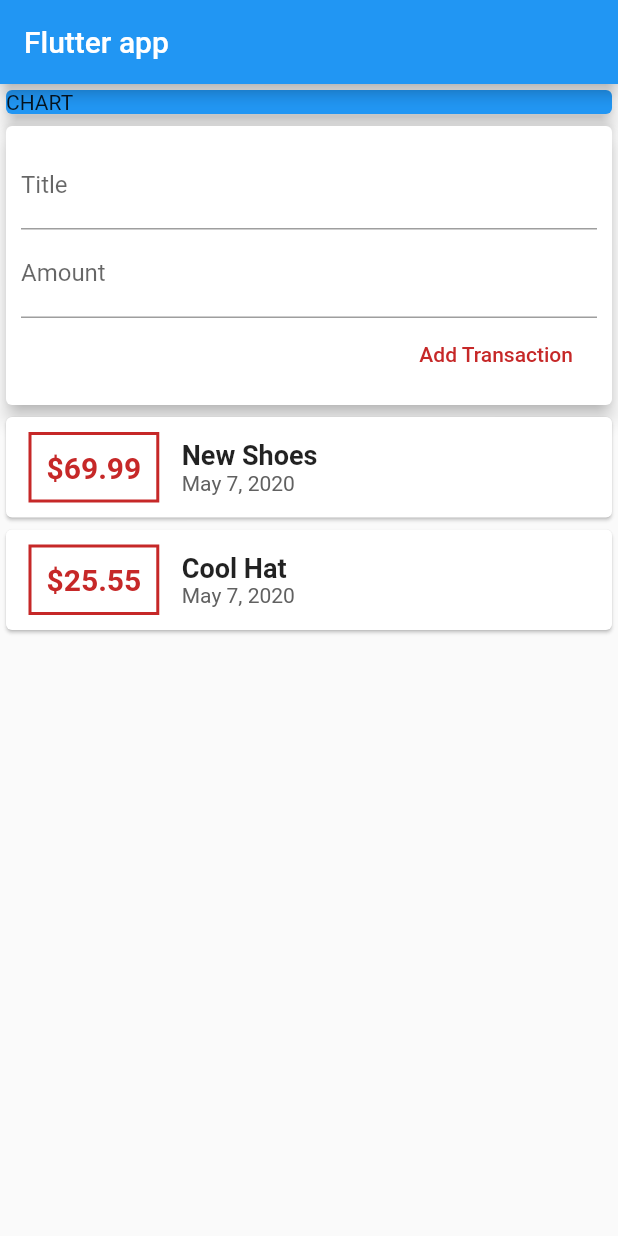
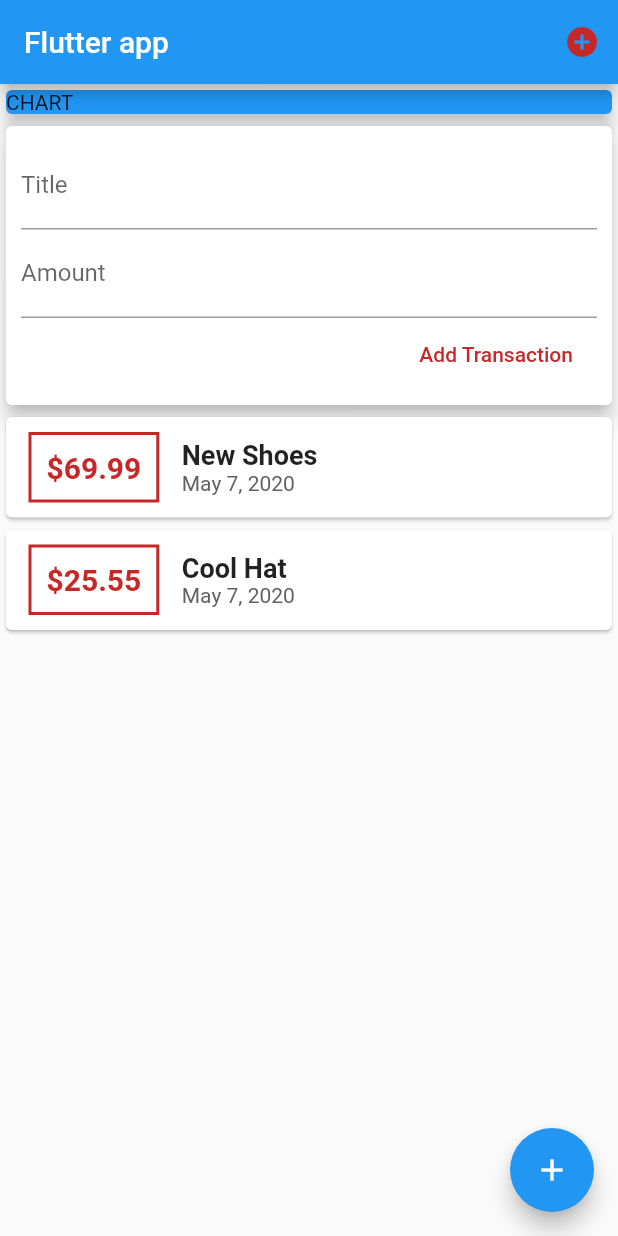
Before and after one commit to Forzz/Cash_spending_app, a Flutter app: the screen it shows after launch, on a phone screen of 412 x 824 dp. Run offline on Flutter 3.47's test engine with Material 2 defaults, Android fonts, the phone set to English and light mode, and no system bars.

Commit message:
Added 2 buttons

```diff
--- a/lib/main.dart
+++ b/lib/main.dart
@@ -25,9 +25,18 @@ class MyHomePage extends StatelessWidget {
     return Scaffold(
       appBar: AppBar(
         title: Text('Flutter app'),
+        actions: <Widget>[
+          IconButton(
+            icon: Icon(
+              Icons.add_circle,
+              color: Colors.red[800],
+            ),
+            onPressed: () {},
+          )
+        ],
       ),
       body: SingleChildScrollView(
-              child: Column(
+        child: Column(
           mainAxisAlignment: MainAxisAlignment.start,
           crossAxisAlignment: CrossAxisAlignment.stretch,
           children: <Widget>[
@@ -43,6 +52,7 @@ class MyHomePage extends StatelessWidget {
           ],
         ),
       ),
+      floatingActionButton: FloatingActionButton(child: Icon(Icons.add,),),
     );
   }
 }
--- a/lib/widgets/transaction_list.dart
+++ b/lib/widgets/transaction_list.dart
@@ -30,7 +30,7 @@ class TransactionList extends StatelessWidget {
                     )),
                     padding: EdgeInsets.all(10),
                     child: Text(
-                      '\$${transactions[index].amount}',
+                      '\$${transactions[index].amount.toStringAsFixed(2)}',
                       style: TextStyle(
                           fontWeight: FontWeight.bold,
                           fontSize: 20,
```
